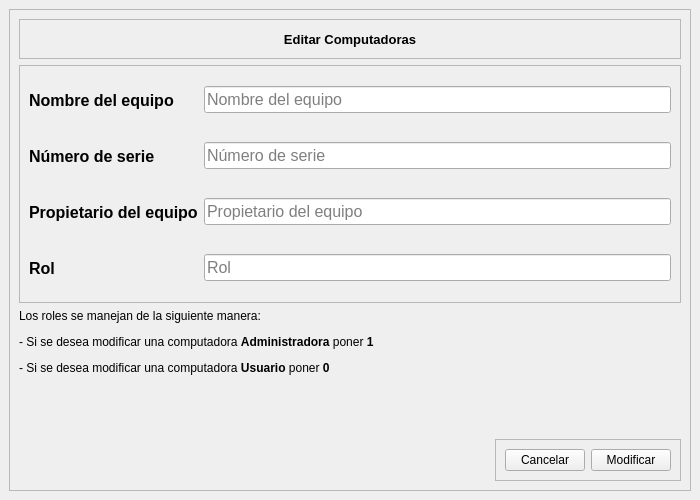
The window that ui/ui_files/EditarEquipo.ui (Salinas03/Sistema-Seguridad) describes before a commit, drawn with Qt 5.
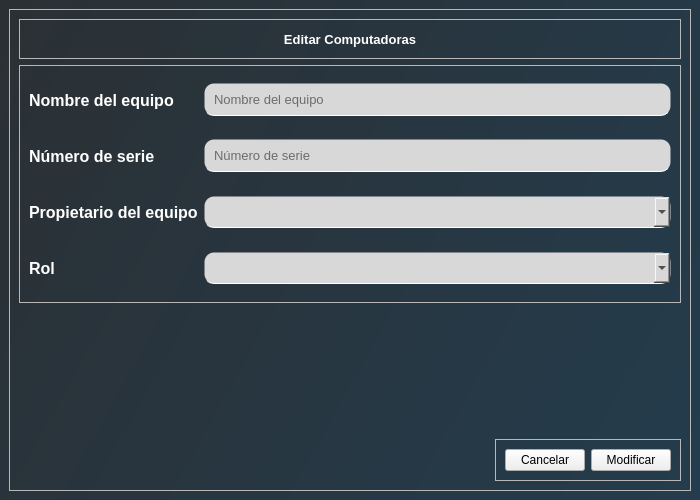
The same window after the commit. Icons and pictures are not drawn.

```diff
--- a/ui/ui_files/EditarEquipo.ui
+++ b/ui/ui_files/EditarEquipo.ui
@@ -23,7 +23,30 @@
    </size>
   </property>
   <property name="windowTitle">
-   <string>MainWindow</string>
+   <string>Editar equipo de computo</string>
+  </property>
+  <property name="windowIcon">
+   <iconset>
+    <normaloff>../assets/icons/LOGO.svg</normaloff>../assets/icons/LOGO.svg</iconset>
+  </property>
+  <property name="styleSheet">
+   <string notr="true">QMainWindow{
+background:qlineargradient(x1:0, y1:0, x2:2.5 y2:1, stop:0 #2B3034, stop:1 #1C4968);
+}
+
+QLineEdit,QComboBox{
+border:1px solid rgba(0,0,0,0);
+background-color: rgb(216, 216, 216);
+border-radius:10px;
+border-bottom-color:rgba(255,255,255,255);
+color:rgb(0,0,0);
+font: 75 10pt &quot;MS Shell Dlg 2&quot;;
+padding:7px;
+}
+
+QLabel{
+color:white;
+}</string>
   </property>
   <widget class="QWidget" name="centralwidget">
    <layout class="QGridLayout" name="gridLayout">
@@ -125,7 +148,11 @@
            <widget class="QLineEdit" name="nombre_equipo_txt">
             <property name="font">
              <font>
-              <pointsize>12</pointsize>
+              <family>MS Shell Dlg 2</family>
+              <pointsize>10</pointsize>
+              <weight>9</weight>
+              <italic>false</italic>
+              <bold>false</bold>
              </font>
             </property>
             <property name="placeholderText">
@@ -157,7 +184,11 @@
            <widget class="QLineEdit" name="num_serie_txt">
             <property name="font">
              <font>
-              <pointsize>12</pointsize>
+              <family>MS Shell Dlg 2</family>
+              <pointsize>10</pointsize>
+              <weight>9</weight>
+              <italic>false</italic>
+              <bold>false</bold>
              </font>
             </property>
             <property name="placeholderText">
@@ -185,18 +216,6 @@
             </property>
            </widget>
           </item>
-          <item row="2" column="1">
-           <widget class="QLineEdit" name="propietario_equipo_txt">
-            <property name="font">
-             <font>
-              <pointsize>12</pointsize>
-             </font>
-            </property>
-            <property name="placeholderText">
-             <string>Propietario del equipo</string>
-            </property>
-           </widget>
-          </item>
           <item row="3" column="0">
            <widget class="QLabel" name="label_13">
             <property name="minimumSize">
@@ -217,28 +236,15 @@
             </property>
            </widget>
           </item>
+          <item row="2" column="1">
+           <widget class="QComboBox" name="edita_propietario_cmbx"/>
+          </item>
           <item row="3" column="1">
-           <widget class="QLineEdit" name="rol_txt">
-            <property name="font">
-             <font>
-              <pointsize>12</pointsize>
-             </font>
-            </property>
-            <property name="placeholderText">
-             <string>Rol</string>
-            </property>
-           </widget>
+           <widget class="QComboBox" name="edita_rol_cmbx"/>
           </item>
          </layout>
         </widget>
        </item>
-       <item>
-        <widget class="QLabel" name="label_2">
-         <property name="text">
-          <string>&lt;html&gt;&lt;head/&gt;&lt;body&gt;&lt;p&gt;Los roles se manejan de la siguiente manera:&lt;/p&gt;&lt;p&gt;- Si se desea modificar una computadora &lt;span style=&quot; font-weight:600;&quot;&gt;Administradora&lt;/span&gt; poner &lt;span style=&quot; font-weight:600;&quot;&gt;1&lt;/span&gt;&lt;/p&gt;&lt;p&gt;- Si se desea modificar una computadora &lt;span style=&quot; font-weight:600;&quot;&gt;Usuario&lt;/span&gt; poner &lt;span style=&quot; font-weight:600;&quot;&gt;0&lt;/span&gt;&lt;/p&gt;&lt;p&gt;&lt;br/&gt;&lt;/p&gt;&lt;/body&gt;&lt;/html&gt;</string>
-         </property>
-        </widget>
-       </item>
        <item alignment="Qt::AlignRight|Qt::AlignBottom">
         <widget class="QFrame" name="frame_4">
          <property name="frameShape">
```
